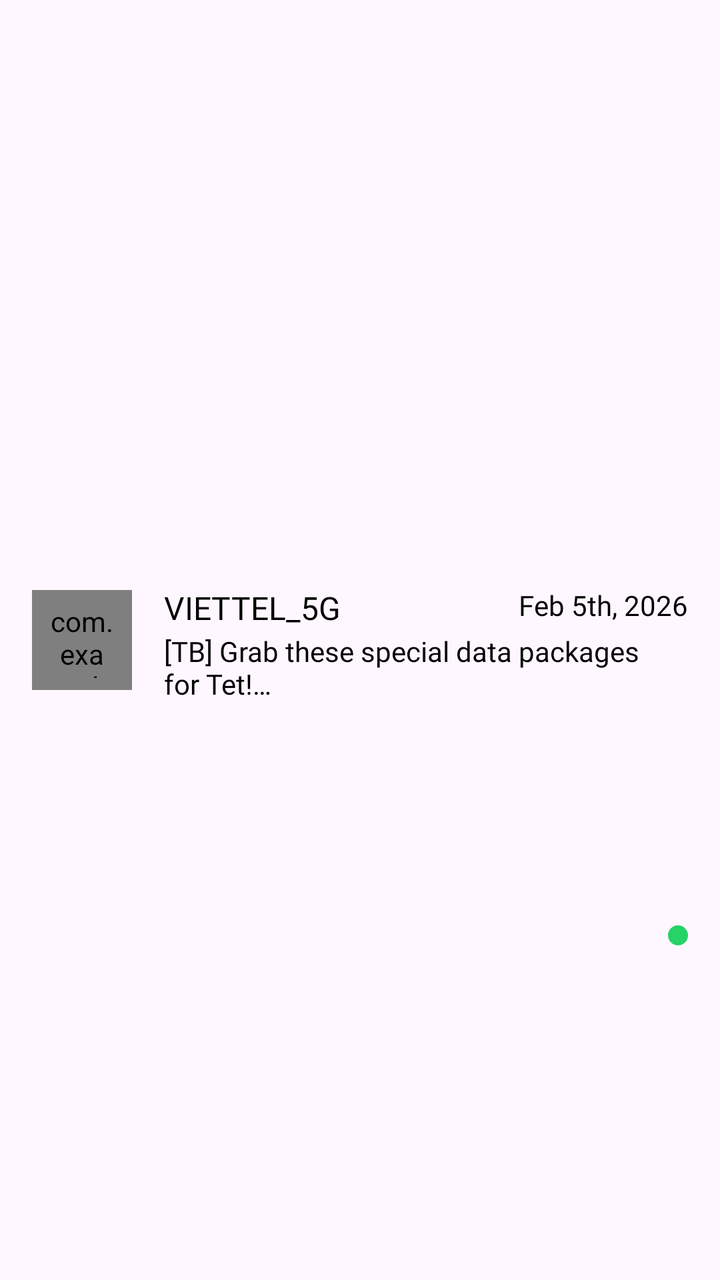
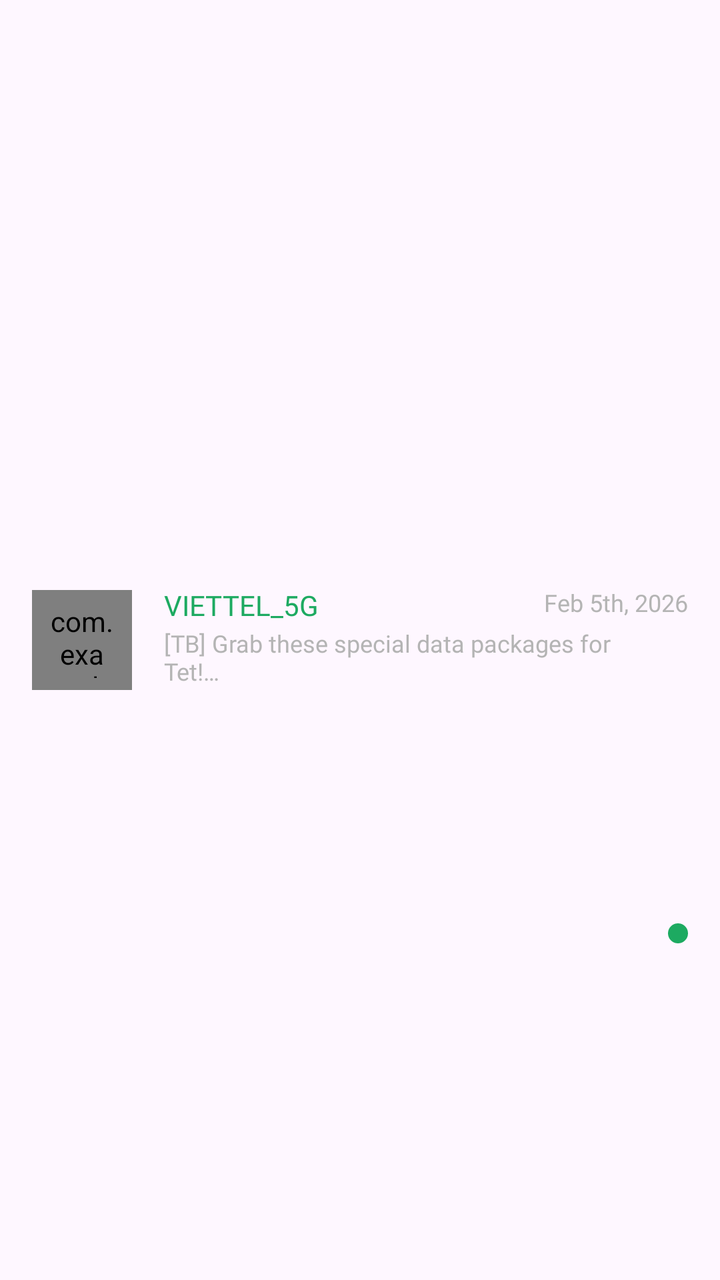

Two renders of the same Android screen: before a commit and after it. Below are the layout's source before the change and the commit's diff.
<!-- AndroidManifest.xml: application theme Theme.MyApplication -->
<!-- res/layout/item_message.xml -->
<?xml version="1.0" encoding="utf-8"?>
<androidx.constraintlayout.widget.ConstraintLayout xmlns:android="http://schemas.android.com/apk/res/android"
    xmlns:app="http://schemas.android.com/apk/res-auto"
    android:layout_width="match_parent"
    android:layout_height="wrap_content"
    android:background="?attr/selectableItemBackground"
    android:padding="@dimen/size16">

    <RelativeLayout
        android:id="@+id/rlAvatar"
        android:layout_width="@dimen/size50"
        android:layout_height="@dimen/size50"
        app:layout_constraintBottom_toBottomOf="parent"
        app:layout_constraintStart_toStartOf="parent"
        app:layout_constraintTop_toTopOf="parent">

        <com.example.myapplication.views.RoundImageView
            android:id="@+id/ivAvatar"
            android:layout_width="match_parent"
            android:layout_height="match_parent"
            android:src="@drawable/ic_person"
            android:padding="@dimen/size6"
            app:bgColor="@color/col_main"
            app:isOval="true" />

        <TextView
            android:id="@+id/tvFirstName"
            style="@style/TextView_5"
            android:layout_width="wrap_content"
            android:layout_height="wrap_content"
            android:layout_centerInParent="true"
            android:includeFontPadding="false"
            android:text="@string/txt_empty" />
    </RelativeLayout>

    <TextView
        android:id="@+id/tvSender"
        style="@style/TextView_7"
        android:layout_marginStart="@dimen/size16"
        android:text="@string/txt_viettel_5g"
        app:layout_constraintStart_toEndOf="@+id/rlAvatar"
        app:layout_constraintTop_toTopOf="@+id/rlAvatar" />

    <TextView
        android:id="@+id/tvMessage"
        style="@style/TextView_4"
        android:layout_width="0dp"
        android:layout_marginTop="@dimen/size4"
        android:ellipsize="end"
        android:maxLines="2"
        android:text="@string/txt_message_placeholder"
        app:layout_constraintEnd_toStartOf="@+id/ivUnread"
        app:layout_constraintHorizontal_bias="0"
        app:layout_constraintStart_toStartOf="@+id/tvSender"
        app:layout_constraintTop_toBottomOf="@+id/tvSender" />

    <TextView
        android:id="@+id/tvDate"
        style="@style/TextView_4"
        android:text="@string/txt_date_placeholder"
        app:layout_constraintEnd_toEndOf="parent"
        app:layout_constraintTop_toTopOf="@+id/tvSender" />

    <View
        android:id="@+id/ivUnread"
        android:layout_width="@dimen/size10"
        android:layout_height="@dimen/size10"
        android:background="@drawable/bg_circle_green"
        app:layout_constraintBottom_toBottomOf="parent"
        app:layout_constraintEnd_toEndOf="parent"
        app:layout_constraintTop_toBottomOf="@+id/tvDate" />

</androidx.constraintlayout.widget.ConstraintLayout>
<!-- resources referenced by this layout -->
<resources>
  <color name="col_main">#25D366</color>
  <dimen name="size10">10dp</dimen>
  <dimen name="size16">16dp</dimen>
  <dimen name="size4">4dp</dimen>
  <dimen name="size50">50dp</dimen>
  <dimen name="size6">6dp</dimen>
  <!-- drawable bg_circle_green (drawable) -->
  <?xml version="1.0" encoding="utf-8"?>
  <shape xmlns:android="http://schemas.android.com/apk/res/android"
      android:shape="oval">
      <solid android:color="@color/col_main" />
  </shape>
  <!-- drawable ic_person (drawable) -->
  <vector xmlns:android="http://schemas.android.com/apk/res/android"
      android:width="24dp"
      android:height="24dp"
      android:viewportWidth="24"
      android:viewportHeight="24">
    <path
        android:pathData="M12.005,11.729C14.165,11.729 16.023,9.8 16.023,7.289C16.023,4.808 14.155,2.97 12.005,2.97C9.856,2.97 7.987,4.848 7.987,7.309C7.987,9.8 9.856,11.729 12.005,11.729ZM5.697,21.03H18.313C19.89,21.03 20.453,20.578 20.453,19.694C20.453,17.103 17.208,13.527 12.005,13.527C6.792,13.527 3.547,17.103 3.547,19.694C3.547,20.578 4.11,21.03 5.697,21.03Z"
        android:fillColor="#ffffff"/>
  </vector>
  <string name="txt_date_placeholder">Feb 5th, 2026</string>
  <string name="txt_empty" />
  <string name="txt_message_placeholder">[TB] Grab these special data packages for Tet!…</string>
  <string name="txt_viettel_5g">VIETTEL_5G</string>
  <style name="TextView_4">
          <item name="android:layout_width">wrap_content</item>
          <item name="android:layout_height">wrap_content</item>
          <item name="android:textColor">@color/black</item>
          <item name="android:textAllCaps">false</item>
          <item name="android:includeFontPadding">false</item>
          <item name="android:fontFamily">@font/font_400</item>
          <item name="android:textSize">@dimen/size14</item>
      </style>
  <style name="TextView_5">
          <item name="android:layout_width">wrap_content</item>
          <item name="android:layout_height">wrap_content</item>
          <item name="android:textColor">@color/black</item>
          <item name="android:textAllCaps">false</item>
          <item name="android:fontFamily">@font/font_500</item>
          <item name="android:includeFontPadding">false</item>
          <item name="android:textSize">@dimen/size14</item>
      </style>
  <style name="TextView_7">
          <item name="android:layout_width">wrap_content</item>
          <item name="android:layout_height">wrap_content</item>
          <item name="android:includeFontPadding">false</item>
          <item name="android:textAllCaps">false</item>
          <item name="android:textColor">@color/black</item>
          <item name="android:fontFamily">@font/font_700</item>
          <item name="android:textSize">@dimen/size16</item>
      </style>
  <style name="Theme.MyApplication" parent="Base.Theme.MyApplication" />
  <color name="black">#FF000000</color>
  <dimen name="size14">14dp</dimen>
  <color name="white">#FFFFFFFF</color>
  <color name="col_select">#CD666666</color>
  <style name="AppBottomSheetDialogTheme" parent="Theme.Design.Light.BottomSheetDialog">
          <item name="bottomSheetStyle">@style/AppModalStyle</item>
      </style>
  <style name="AppModalStyle" parent="Widget.Design.BottomSheet.Modal">
          <item name="android:background">@drawable/bg_border_bottom_sheet</item>
      </style>
  <!-- drawable bg_border_bottom_sheet (drawable) -->
  <?xml version="1.0" encoding="utf-8"?>
  <shape xmlns:android="http://schemas.android.com/apk/res/android"
      android:shape="rectangle">
      <corners
          android:topLeftRadius="@dimen/size24"
          android:topRightRadius="@dimen/size24" />
      <solid android:color="@color/white" />
  </shape>
  <dimen name="size24">24dp</dimen>
  <!-- unchanged entries left out for length: 1 -->
</resources>

<!-- the commit's change to res/layout/item_message.xml (unified diff, before → after) -->
@@ -18,8 +18,8 @@
             android:id="@+id/ivAvatar"
             android:layout_width="match_parent"
             android:layout_height="match_parent"
+            android:padding="@dimen/size6"
             android:src="@drawable/ic_person"
-            android:padding="@dimen/size6"
             app:bgColor="@color/col_main"
             app:isOval="true" />
 
@@ -36,8 +36,12 @@
     <TextView
         android:id="@+id/tvSender"
         style="@style/TextView_7"
+        android:layout_width="0dp"
         android:layout_marginStart="@dimen/size16"
         android:text="@string/txt_viettel_5g"
+        android:textColor="@color/col_main"
+        android:textSize="@dimen/size14"
+        app:layout_constraintEnd_toStartOf="@+id/tvDate"
         app:layout_constraintStart_toEndOf="@+id/rlAvatar"
         app:layout_constraintTop_toTopOf="@+id/rlAvatar" />
 
@@ -49,6 +53,8 @@
         android:ellipsize="end"
         android:maxLines="2"
         android:text="@string/txt_message_placeholder"
+        android:textColor="@color/grey"
+        android:textSize="@dimen/size12"
         app:layout_constraintEnd_toStartOf="@+id/ivUnread"
         app:layout_constraintHorizontal_bias="0"
         app:layout_constraintStart_toStartOf="@+id/tvSender"
@@ -58,6 +64,8 @@
         android:id="@+id/tvDate"
         style="@style/TextView_4"
         android:text="@string/txt_date_placeholder"
+        android:textColor="@color/grey"
+        android:textSize="@dimen/size12"
         app:layout_constraintEnd_toEndOf="parent"
         app:layout_constraintTop_toTopOf="@+id/tvSender" />
 
<!-- resource entries referenced after the edit -->
@@ -1,7 +1,9 @@
 <!-- resources referenced by this layout -->
 <resources>
-  <color name="col_main">#25D366</color>
+  <color name="col_main">#1DAA61</color>
+  <color name="grey">#B4B4B4</color>
   <dimen name="size10">10dp</dimen>
+  <dimen name="size12">12dp</dimen>
   <dimen name="size16">16dp</dimen>
   <dimen name="size4">4dp</dimen>
   <dimen name="size50">50dp</dimen>
